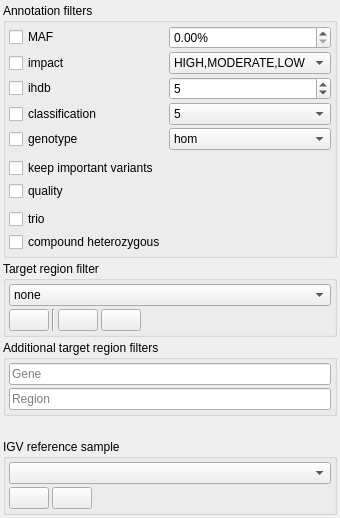
Old version of the form src/GSvar/FilterDockWidget.ui in the repository imgag/ngs-bits.
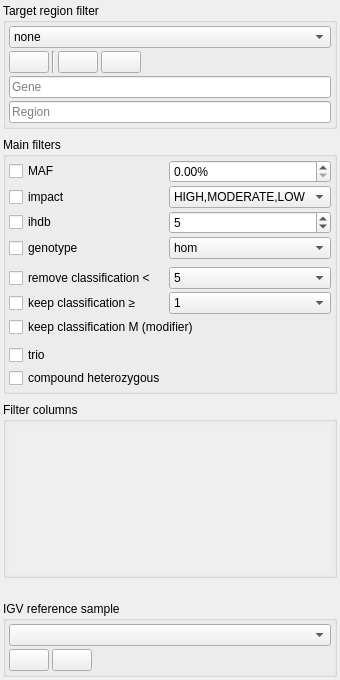
New version of the form. Icons and pictures are not drawn.

Commit message: GSvar: added support for 'filter' column

Diff of the .ui file:
```diff
--- a/src/GSvar/FilterDockWidget.ui
+++ b/src/GSvar/FilterDockWidget.ui
@@ -7,7 +7,7 @@
     <x>0</x>
     <y>0</y>
     <width>295</width>
-    <height>518</height>
+    <height>680</height>
    </rect>
   </property>
   <property name="features">
@@ -36,13 +36,160 @@
     <property name="bottomMargin">
      <number>3</number>
     </property>
+    <item>
+     <widget class="QGroupBox" name="groupBox_2">
+      <property name="title">
+       <string>Target region filter</string>
+      </property>
+      <layout class="QVBoxLayout" name="verticalLayout_2">
+       <property name="spacing">
+        <number>3</number>
+       </property>
+       <property name="leftMargin">
+        <number>3</number>
+       </property>
+       <property name="topMargin">
+        <number>3</number>
+       </property>
+       <property name="rightMargin">
+        <number>3</number>
+       </property>
+       <property name="bottomMargin">
+        <number>3</number>
+       </property>
+       <item>
+        <widget class="QComboBox" name="rois">
+         <property name="maxVisibleItems">
+          <number>30</number>
+         </property>
+         <item>
+          <property name="text">
+           <string>none</string>
+          </property>
+         </item>
+        </widget>
+       </item>
+       <item>
+        <layout class="QHBoxLayout" name="horizontalLayout">
+         <property name="spacing">
+          <number>3</number>
+         </property>
+         <item>
+          <widget class="QPushButton" name="roi_add_temp">
+           <property name="toolTip">
+            <string>&lt;html&gt;&lt;head/&gt;&lt;body&gt;&lt;p&gt;Add target region temporarily&lt;br/&gt;(until GSvar is closed)&lt;/p&gt;&lt;/body&gt;&lt;/html&gt;</string>
+           </property>
+           <property name="text">
+            <string/>
+           </property>
+           <property name="icon">
+            <iconset resource="resources.qrc">
+             <normaloff>:/Icons/AddTemporary.png</normaloff>:/Icons/AddTemporary.png</iconset>
+           </property>
+          </widget>
+         </item>
+         <item>
+          <widget class="Line" name="line_2">
+           <property name="orientation">
+            <enum>Qt::Vertical</enum>
+           </property>
+          </widget>
+         </item>
+         <item>
+          <widget class="QPushButton" name="roi_add">
+           <property name="toolTip">
+            <string>Add target region permanently</string>
+           </property>
+           <property name="text">
+            <string/>
+           </property>
+           <property name="icon">
+            <iconset resource="resources.qrc">
+             <normaloff>:/Icons/Add.png</normaloff>:/Icons/Add.png</iconset>
+           </property>
+          </widget>
+         </item>
+         <item>
+          <widget class="QPushButton" name="roi_remove">
+           <property name="toolTip">
+            <string>Remove current target region permanently</string>
+           </property>
+           <property name="text">
+            <string/>
+           </property>
+           <property name="icon">
+            <iconset resource="resources.qrc">
+             <normaloff>:/Icons/Remove.png</normaloff>:/Icons/Remove.png</iconset>
+           </property>
+          </widget>
+         </item>
+         <item>
+          <spacer name="horizontalSpacer">
+           <property name="orientation">
+            <enum>Qt::Horizontal</enum>
+           </property>
+           <property name="sizeHint" stdset="0">
+            <size>
+             <width>40</width>
+             <height>20</height>
+            </size>
+           </property>
+          </spacer>
+         </item>
+        </layout>
+       </item>
+       <item>
+        <widget class="QLineEdit" name="gene">
+         <property name="toolTip">
+          <string>&lt;html&gt;&lt;head/&gt;&lt;body&gt;&lt;p&gt;Comma-separated list of gene names.&lt;br/&gt;This filter has no effect on report generation!&lt;/p&gt;&lt;p&gt;Press return to finish entering text!&lt;/p&gt;&lt;/body&gt;&lt;/html&gt;</string>
+         </property>
+         <property name="placeholderText">
+          <string>Gene</string>
+         </property>
+         <property name="clearButtonEnabled">
+          <bool>true</bool>
+         </property>
+        </widget>
+       </item>
+       <item>
+        <widget class="QLineEdit" name="region">
+         <property name="toolTip">
+          <string>&lt;html&gt;&lt;head/&gt;&lt;body&gt;&lt;p&gt;Single target region e.g. chr1:120611985-120612025&lt;br/&gt;This filter has no effect on report generation!&lt;/p&gt;&lt;p&gt;Press return to finish entering text!&lt;/p&gt;&lt;/body&gt;&lt;/html&gt;</string>
+         </property>
+         <property name="placeholderText">
+          <string>Region</string>
+         </property>
+         <property name="clearButtonEnabled">
+          <bool>true</bool>
+         </property>
+        </widget>
+       </item>
+      </layout>
+     </widget>
+    </item>
+    <item>
+     <spacer name="verticalSpacer_3">
+      <property name="orientation">
+       <enum>Qt::Vertical</enum>
+      </property>
+      <property name="sizeType">
+       <enum>QSizePolicy::Fixed</enum>
+      </property>
+      <property name="sizeHint" stdset="0">
+       <size>
+        <width>5</width>
+        <height>5</height>
+       </size>
+      </property>
+     </spacer>
+    </item>
     <item>
      <widget class="QGroupBox" name="groupBox">
       <property name="toolTip">
        <string/>
       </property>
       <property name="title">
-       <string>Annotation filters</string>
+       <string>Main filters</string>
       </property>
       <layout class="QGridLayout" name="gridLayout" columnstretch="0,1">
        <property name="leftMargin">
@@ -97,26 +244,6 @@
          </item>
         </widget>
        </item>
-       <item row="3" column="0">
-        <widget class="QCheckBox" name="classification_enabled">
-         <property name="toolTip">
-          <string>&lt;html&gt;&lt;head/&gt;&lt;body&gt;&lt;p&gt;Minimum numeric  classification value.&lt;br/&gt;&lt;br/&gt;Special non-numeric cases:&lt;br/&gt;- class 'M' passes filter.&lt;br/&gt;- class 'A' is removed.&lt;/p&gt;&lt;/body&gt;&lt;/html&gt;</string>
-         </property>
-         <property name="text">
-          <string>classification</string>
-         </property>
-        </widget>
-       </item>
-       <item row="6" column="0" colspan="2">
-        <widget class="QCheckBox" name="important_enabled">
-         <property name="toolTip">
-          <string>&lt;html&gt;&lt;head/&gt;&lt;body&gt;&lt;p&gt;Prevents filtering of important variants:&lt;br/&gt;- classification: M, 3, 4 or 5&lt;br/&gt;- Clinvar: pathogenic or probably-pathogenic&lt;br/&gt;- HGMD: DM or DM?&lt;br/&gt;- impact: HIGH&lt;br/&gt;&lt;br/&gt;Overwrites the filters:&lt;br/&gt;- MAF&lt;br/&gt;- impact&lt;br/&gt;- ihdb&lt;br/&gt;- classification&lt;br/&gt;- genotype&lt;br/&gt;&lt;br/&gt;Is overwritten by the filters:&lt;br/&gt;- quality&lt;br/&gt;- target region&lt;br/&gt;- gene name&lt;/p&gt;&lt;/body&gt;&lt;/html&gt;</string>
-         </property>
-         <property name="text">
-          <string>keep important variants</string>
-         </property>
-        </widget>
-       </item>
        <item row="2" column="0">
         <widget class="QCheckBox" name="ihdb_enabled">
          <property name="toolTip">
@@ -127,7 +254,7 @@
          </property>
         </widget>
        </item>
-       <item row="9" column="0">
+       <item row="10" column="0">
         <widget class="QCheckBox" name="trio_enabled">
          <property name="toolTip">
           <string>&lt;html&gt;&lt;head/&gt;&lt;body&gt;&lt;p&gt;Filter for trio column (only for trio analysis).&lt;/p&gt;&lt;/body&gt;&lt;/html&gt;</string>
@@ -147,38 +274,6 @@
          </property>
         </widget>
        </item>
-       <item row="3" column="1">
-        <widget class="QComboBox" name="classification">
-         <property name="currentText">
-          <string>5</string>
-         </property>
-         <item>
-          <property name="text">
-           <string>5</string>
-          </property>
-         </item>
-         <item>
-          <property name="text">
-           <string>4</string>
-          </property>
-         </item>
-         <item>
-          <property name="text">
-           <string>3</string>
-          </property>
-         </item>
-         <item>
-          <property name="text">
-           <string>2</string>
-          </property>
-         </item>
-         <item>
-          <property name="text">
-           <string>1</string>
-          </property>
-         </item>
-        </widget>
-       </item>
        <item row="2" column="1">
         <widget class="QSpinBox" name="ihdb">
          <property name="maximum">
@@ -202,7 +297,7 @@
          </property>
         </widget>
        </item>
-       <item row="8" column="0">
+       <item row="9" column="0">
         <spacer name="verticalSpacer">
          <property name="orientation">
           <enum>Qt::Vertical</enum>
@@ -240,16 +335,6 @@
          </property>
         </widget>
        </item>
-       <item row="7" column="0">
-        <widget class="QCheckBox" name="quality_enabled">
-         <property name="toolTip">
-          <string>&lt;html&gt;&lt;head/&gt;&lt;body&gt;&lt;p&gt;Enables filtering based on the quality column:&lt;br/&gt;- variant quality &amp;gt;= 100&lt;br/&gt;- depth &amp;gt;= 20&lt;br/&gt;- allele frequency &amp;gt;= 0.25&lt;br/&gt;- mapping quality &amp;gt;= 50&lt;br/&gt;&lt;br/&gt;Overwrites the 'keep important variants' filter!&lt;/p&gt;&lt;/body&gt;&lt;/html&gt;</string>
-         </property>
-         <property name="text">
-          <string>quality</string>
-         </property>
-        </widget>
-       </item>
        <item row="4" column="0">
         <widget class="QCheckBox" name="geno_enabled">
          <property name="toolTip">
@@ -295,7 +380,7 @@
          </item>
         </widget>
        </item>
-       <item row="10" column="0">
+       <item row="11" column="0">
         <widget class="QCheckBox" name="compound_enabled">
          <property name="toolTip">
           <string>&lt;html&gt;&lt;head/&gt;&lt;body&gt;&lt;p&gt;Filter for compound-heterozygous variants, i.e. heterozygous variants of all genes that have at least two heterozygous variants.&lt;/p&gt;&lt;p&gt;This filter is applied after all other filters.&lt;/p&gt;&lt;/body&gt;&lt;/html&gt;</string>
@@ -305,123 +390,111 @@
          </property>
         </widget>
        </item>
-      </layout>
-     </widget>
-    </item>
-    <item>
-     <widget class="QGroupBox" name="groupBox_2">
-      <property name="title">
-       <string>Target region filter</string>
-      </property>
-      <layout class="QVBoxLayout" name="verticalLayout_2">
-       <property name="spacing">
-        <number>3</number>
-       </property>
-       <property name="leftMargin">
-        <number>3</number>
-       </property>
-       <property name="topMargin">
-        <number>3</number>
-       </property>
-       <property name="rightMargin">
-        <number>3</number>
-       </property>
-       <property name="bottomMargin">
-        <number>3</number>
-       </property>
-       <item>
-        <widget class="QComboBox" name="rois">
-         <property name="maxVisibleItems">
-          <number>30</number>
+       <item row="8" column="0" colspan="2">
+        <widget class="QCheckBox" name="keep_class_m">
+         <property name="toolTip">
+          <string>&lt;html&gt;&lt;head/&gt;&lt;body&gt;&lt;p&gt;Overwrites the filters:&lt;br/&gt;- MAF&lt;br/&gt;- impact&lt;br/&gt;- ihdb&lt;br/&gt;- genotype&lt;br/&gt;- filter columns&lt;/p&gt;&lt;/body&gt;&lt;/html&gt;</string>
          </property>
+         <property name="text">
+          <string>keep classification M (modifier)</string>
+         </property>
+        </widget>
+       </item>
+       <item row="7" column="0">
+        <widget class="QCheckBox" name="keep_class_ge_enabled">
+         <property name="toolTip">
+          <string>&lt;html&gt;&lt;head/&gt;&lt;body&gt;&lt;p&gt;Overwrites the filters:&lt;br/&gt;- MAF&lt;br/&gt;- impact&lt;br/&gt;- ihdb&lt;br/&gt;- genotype&lt;br/&gt;- filter columns&lt;/p&gt;&lt;/body&gt;&lt;/html&gt;</string>
+         </property>
+         <property name="text">
+          <string>keep classification ≥</string>
+         </property>
+        </widget>
+       </item>
+       <item row="7" column="1">
+        <widget class="QComboBox" name="keep_class_ge">
          <item>
           <property name="text">
-           <string>none</string>
+           <string>1</string>
           </property>
          </item>
         </widget>
        </item>
-       <item>
-        <layout class="QHBoxLayout" name="horizontalLayout">
-         <property name="spacing">
-          <number>3</number>
+       <item row="6" column="0">
+        <widget class="QCheckBox" name="classification_enabled">
+         <property name="toolTip">
+          <string>&lt;html&gt;&lt;head/&gt;&lt;body&gt;&lt;p&gt;Overwrites the filters:&lt;br/&gt;- MAF&lt;br/&gt;- impact&lt;br/&gt;- ihdb&lt;br/&gt;- genotype&lt;br/&gt;- filter columns&lt;/p&gt;&lt;p&gt;Special case 'A' (artefact) is removed independent of the cutoff!&lt;/p&gt;&lt;/body&gt;&lt;/html&gt;</string>
          </property>
+         <property name="text">
+          <string>remove classification &lt;</string>
+         </property>
+        </widget>
+       </item>
+       <item row="6" column="1">
+        <widget class="QComboBox" name="classification">
+         <property name="currentText">
+          <string>5</string>
+         </property>
          <item>
-          <widget class="QPushButton" name="roi_add_temp">
-           <property name="toolTip">
-            <string>&lt;html&gt;&lt;head/&gt;&lt;body&gt;&lt;p&gt;Add target region temporarily&lt;br/&gt;(until GSvar is closed)&lt;/p&gt;&lt;/body&gt;&lt;/html&gt;</string>
-           </property>
-           <property name="text">
-            <string/>
-           </property>
-           <property name="icon">
-            <iconset resource="resources.qrc">
-             <normaloff>:/Icons/AddTemporary.png</normaloff>:/Icons/AddTemporary.png</iconset>
-           </property>
-          </widget>
+          <property name="text">
+           <string>5</string>
+          </property>
          </item>
          <item>
-          <widget class="Line" name="line_2">
-           <property name="orientation">
-            <enum>Qt::Vertical</enum>
-           </property>
-          </widget>
+          <property name="text">
+           <string>4</string>
+          </property>
          </item>
          <item>
-          <widget class="QPushButton" name="roi_add">
-           <property name="toolTip">
-            <string>Add target region permanently</string>
-           </property>
-           <property name="text">
-            <string/>
-           </property>
-           <property name="icon">
-            <iconset resource="resources.qrc">
-             <normaloff>:/Icons/Add.png</normaloff>:/Icons/Add.png</iconset>
-           </property>
-          </widget>
+          <property name="text">
+           <string>3</string>
+          </property>
          </item>
          <item>
-          <widget class="QPushButton" name="roi_remove">
-           <property name="toolTip">
-            <string>Remove current target region permanently</string>
-           </property>
-           <property name="text">
-            <string/>
-           </property>
-           <property name="icon">
-            <iconset resource="resources.qrc">
-             <normaloff>:/Icons/Remove.png</normaloff>:/Icons/Remove.png</iconset>
-           </property>
-          </widget>
+          <property name="text">
+           <string>2</string>
+          </property>
          </item>
          <item>
-          <spacer name="horizontalSpacer">
-           <property name="orientation">
-            <enum>Qt::Horizontal</enum>
-           </property>
-           <property name="sizeHint" stdset="0">
-            <size>
-             <width>40</width>
-             <height>20</height>
-            </size>
-           </property>
-          </spacer>
+          <property name="text">
+           <string>1</string>
+          </property>
          </item>
-        </layout>
+        </widget>
        </item>
       </layout>
      </widget>
     </item>
     <item>
-     <widget class="QGroupBox" name="groupBox_4">
+     <spacer name="verticalSpacer_4">
+      <property name="orientation">
+       <enum>Qt::Vertical</enum>
+      </property>
+      <property name="sizeType">
+       <enum>QSizePolicy::Fixed</enum>
+      </property>
+      <property name="sizeHint" stdset="0">
+       <size>
+        <width>5</width>
+        <height>5</height>
+       </size>
+      </property>
+     </spacer>
+    </item>
+    <item>
+     <widget class="QGroupBox" name="groupBox_5">
+      <property name="sizePolicy">
+       <sizepolicy hsizetype="Preferred" vsizetype="Expanding">
+        <horstretch>0</horstretch>
+        <verstretch>0</verstretch>
+       </sizepolicy>
+      </property>
+      <property name="toolTip">
+       <string>&lt;html&gt;&lt;head/&gt;&lt;body&gt;&lt;p&gt;'Keep' overwrites the filters:&lt;br/&gt;- MAF&lt;br/&gt;- impact&lt;br/&gt;- ihdb&lt;br/&gt;- genotype&lt;/p&gt;&lt;p&gt;&lt;br/&gt;'Remove' overwrites 'Keep'&lt;/p&gt;&lt;/body&gt;&lt;/html&gt;</string>
+      </property>
       <property name="title">
-       <string>Additional target region filters</string>
+       <string>Filter columns</string>
       </property>
       <layout class="QVBoxLayout" name="verticalLayout">
-       <property name="spacing">
-        <number>3</number>
-       </property>
        <property name="leftMargin">
         <number>3</number>
        </property>
@@ -435,29 +508,40 @@
         <number>3</number>
        </property>
        <item>
-        <widget class="QLineEdit" name="gene">
-         <property name="toolTip">
-          <string>&lt;html&gt;&lt;head/&gt;&lt;body&gt;&lt;p&gt;Comma-separated list of gene names.&lt;/p&gt;&lt;p&gt;&lt;br/&gt;&lt;/p&gt;&lt;p&gt;Press return to finish entering text!&lt;/p&gt;&lt;/body&gt;&lt;/html&gt;</string>
+        <widget class="QScrollArea" name="qscrollarea">
+         <property name="frameShape">
+          <enum>QFrame::NoFrame</enum>
          </property>
-         <property name="placeholderText">
-          <string>Gene</string>
-         </property>
-         <property name="clearButtonEnabled">
+         <property name="widgetResizable">
           <bool>true</bool>
          </property>
-        </widget>
-       </item>
-       <item>
-        <widget class="QLineEdit" name="region">
-         <property name="toolTip">
-          <string>&lt;html&gt;&lt;head/&gt;&lt;body&gt;&lt;p&gt;Single target region e.g. chr1:120611985-120612025&lt;/p&gt;&lt;p&gt;Press return to finish entering text!&lt;/p&gt;&lt;/body&gt;&lt;/html&gt;</string>
-         </property>
-         <property name="placeholderText">
-          <string>Region</string>
-         </property>
-         <property name="clearButtonEnabled">
-          <bool>true</bool>
-         </property>
+         <widget class="QWidget" name="filter_col">
+          <property name="geometry">
+           <rect>
+            <x>0</x>
+            <y>0</y>
+            <width>281</width>
+            <height>165</height>
+           </rect>
+          </property>
+          <layout class="QVBoxLayout" name="verticalLayout_5">
+           <property name="spacing">
+            <number>2</number>
+           </property>
+           <property name="leftMargin">
+            <number>0</number>
+           </property>
+           <property name="topMargin">
+            <number>0</number>
+           </property>
+           <property name="rightMargin">
+            <number>0</number>
+           </property>
+           <property name="bottomMargin">
+            <number>0</number>
+           </property>
+          </layout>
+         </widget>
         </widget>
        </item>
       </layout>
@@ -468,10 +552,13 @@
       <property name="orientation">
        <enum>Qt::Vertical</enum>
       </property>
+      <property name="sizeType">
+       <enum>QSizePolicy::Fixed</enum>
+      </property>
       <property name="sizeHint" stdset="0">
        <size>
         <width>20</width>
-        <height>40</height>
+        <height>20</height>
        </size>
       </property>
      </spacer>
```
Left out of the diff: 20 changed lines with no effect on the pictures. The commit also changes 19 other files.
